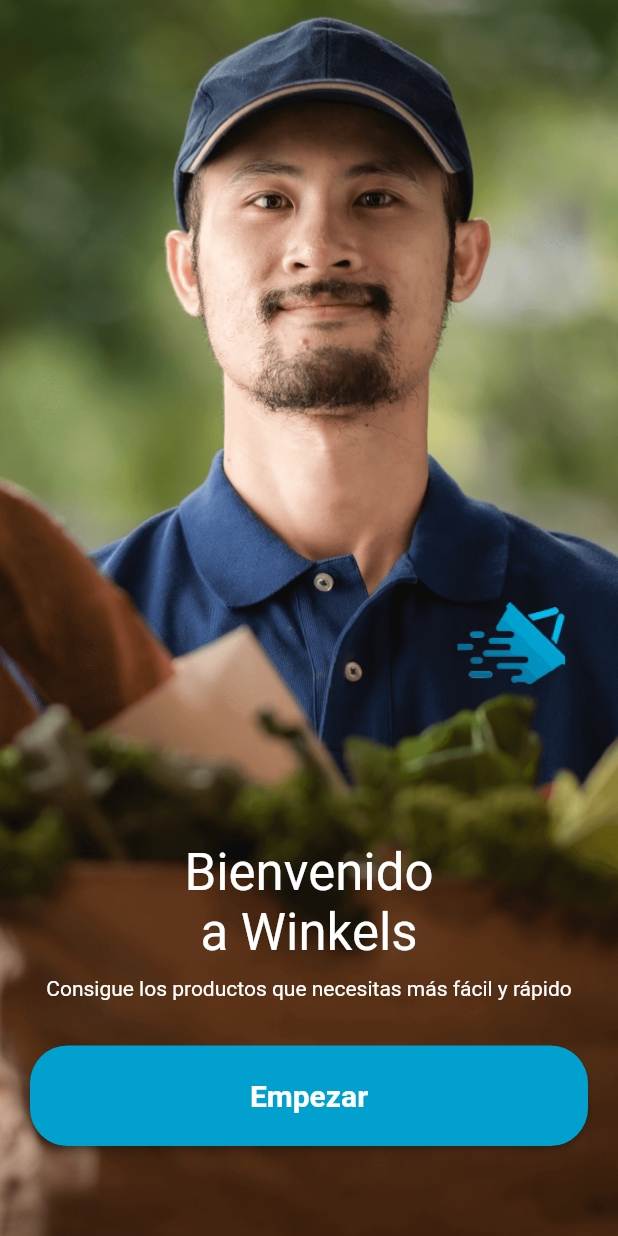
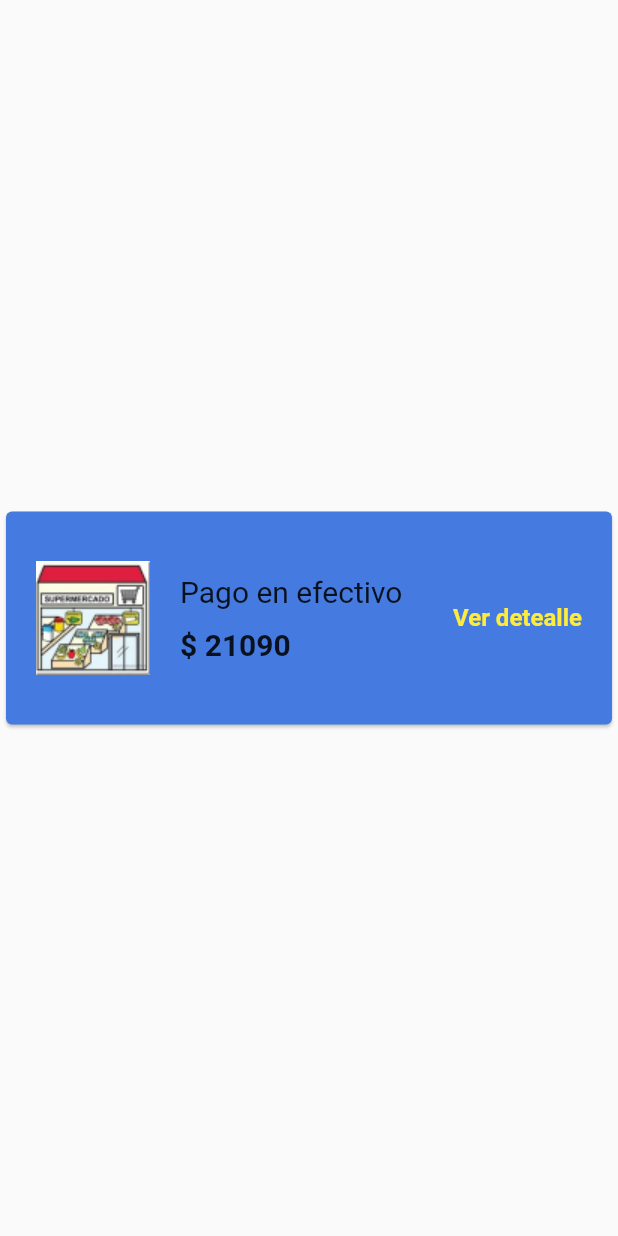
Before and after one commit to diegoalvis/flutter-groceries-app, a Flutter app: the screen it shows after launch, on a phone screen of 412 x 824 dp. Run offline on Flutter 3.47's test engine with Material 2 defaults, Android fonts, the phone set to English and light mode, and no system bars; our stand-ins replace bloc, dio, firebase_auth, firebase_core, flutter_bloc, get_it and 3 more; missing offline and left inert: mercado_pago_integration; accounts and stored records are empty; generated files the repository leaves out were written again.

Commit message:
created OrderDetailCard in TestWidgetPage

```diff
--- a/lib/main.dart
+++ b/lib/main.dart
@@ -15,6 +15,7 @@ import 'core/di/app_module.dart';
 import 'ui/account/account_page.dart';
 import 'ui/cart/cart_model.dart';
 import 'ui/register/phone_number_page.dart';
+import 'ui/screens/test_widget_page.dart';
 import 'ui/utils/custom_widgets/successful_order_page.dart';
 
 Future<void> main() async {
@@ -49,7 +50,7 @@ class MyApp extends StatelessWidget {
               title: 'Winkels',
               darkTheme: darkTheme,
               theme: lightTheme,
-              initialRoute: '/',
+              initialRoute: '/test_widget_page',
               routes: {
                 '/': (BuildContext context) => WelcomePage(),
                 '/phone_number': (BuildContext context) => PhoneNumberPage(),
@@ -60,6 +61,7 @@ class MyApp extends StatelessWidget {
                 '/successful_order': (BuildContext context) => SuccessfulOrderPage(),
                 '/my_cart': (BuildContext context) => CartPage(),
                 '/account_page': (BuildContext context) => AccountPage(),
+                '/test_widget_page': (BuildContext context) => TestWidgetPage(),
               },
               onGenerateRoute: (settings) {
                 Widget destinationRoute;
--- /dev/null
+++ b/lib/ui/screens/test_widget_page.dart
@@ -0,0 +1,52 @@
+import 'package:flutter/material.dart';
+
+class TestWidgetPage extends StatelessWidget {
+  @override
+  Widget build(BuildContext context) {
+    return Scaffold(
+      body: Center(
+        child: OrderDetailCard(textMethodPay: 'Pago en efectivo',costOrder: '\$ 21090',),
+      ),
+    );
+  }
+}
+
+class OrderDetailCard extends StatelessWidget {
+  final String textMethodPay;
+  final String costOrder;
+  const OrderDetailCard({
+    Key key, this.textMethodPay, this.costOrder,
+  }) : super(key: key);
+
+  @override
+  Widget build(BuildContext context) {
+    return Container(
+      height: 150,
+      child: Card(
+        child: Padding(
+          padding: const EdgeInsets.symmetric(horizontal: 20, vertical: 30),
+          child: Row(
+            crossAxisAlignment: CrossAxisAlignment.center,
+            children: [
+              Image.asset('assets/images/market.png'),
+              SizedBox(width: 20,),
+              Column(
+                crossAxisAlignment: CrossAxisAlignment.start,
+                mainAxisAlignment: MainAxisAlignment.spaceEvenly,
+                children: [
+                  Text(textMethodPay,style: TextStyle(fontSize: 20, ),),
+                  Text(costOrder,style: TextStyle(fontSize: 20, fontWeight: FontWeight.w600)),
+                ],
+              ),
+              Spacer(),
+              Text(
+                'Ver detealle',
+                style: TextStyle(color: Colors.yellow, fontSize: 16, fontWeight: FontWeight.w600),
+              ),
+            ],
+          ),
+        ),
+      ),
+    );
+  }
+}
```
